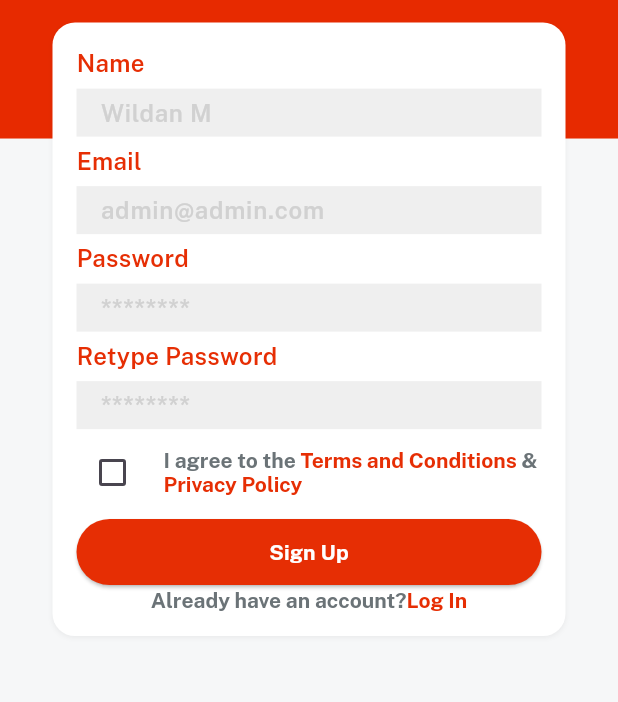
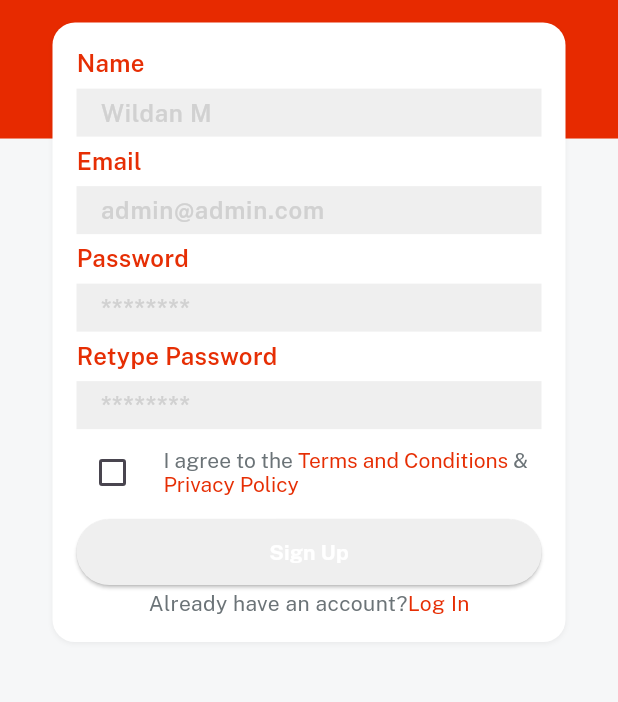
Before and after one commit to Clarzeyn/E-Market, a Flutter app: the screen it shows after launch, after a tap on "Sign Up", on a phone screen of 412 x 824 dp, the part 293-995 px from its top. Run offline on Flutter 3.47's test engine with Material 3 defaults, Android fonts, the phone set to English and light mode, and no system bars; our stand-ins replace get, velocity_x.

Commit message:
:memo: add home screen after login with footer

```diff
--- a/lib/consts/strings.dart
+++ b/lib/consts/strings.dart
@@ -20,3 +20,8 @@ const privacyPolicy = "Privacy Policy";
 const termAndCond = "Terms and Conditions";
 
 const alreadyHaveAccount = "Already have an account?";
+
+const home = "Home",
+    categories = "Categories",
+    cart = "Cart",
+    account = "Account";
--- /dev/null
+++ b/lib/controllers/home_controller.dart
@@ -0,0 +1,5 @@
+import 'package:get/get.dart';
+
+class HomeController extends GetxController {
+  var currentNavIndex = 0.obs;
+}
--- a/lib/views/auth_screen/login_screen.dart
+++ b/lib/views/auth_screen/login_screen.dart
@@ -1,5 +1,6 @@
 import 'package:emart_app/consts/consts.dart';
 import 'package:emart_app/consts/lists.dart';
+import 'package:emart_app/home_screen/home_screen.dart';
 import 'package:emart_app/views/auth_screen/signup_screen.dart';
 import 'package:emart_app/widget_commons/applogo_widget.dart';
 import 'package:emart_app/widget_commons/bg_widget.dart';
@@ -7,7 +8,6 @@ import 'package:emart_app/widget_commons/costum_textfield.dart';
 import 'package:emart_app/widget_commons/our_button.dart';
 import 'package:flutter/material.dart';
 import 'package:get/get.dart';
-import 'package:get/get_core/src/get_main.dart';
 
 class LoginScreen extends StatelessWidget {
   const LoginScreen({super.key});
@@ -35,13 +35,12 @@ class LoginScreen extends StatelessWidget {
                         onPressed: () {}, child: forgetPass.text.make())),
                 5.heightBox,
                 ourButton(
-                        color: redColor,
-                        title: login,
-                        textColor: whiteColor,
-                        onPress: () {})
-                    .box
-                    .width(context.screenWidth - 50)
-                    .make(),
+                    color: redColor,
+                    title: login,
+                    textColor: whiteColor,
+                    onPress: () {
+                      Get.to(() => const HomeScreen());
+                    }).box.width(context.screenWidth - 50).make(),
                 5.heightBox,
                 createNewAccount.text.color(fontGrey).make(),
                 5.heightBox,
--- a/lib/views/auth_screen/signup_screen.dart
+++ b/lib/views/auth_screen/signup_screen.dart
@@ -5,10 +5,16 @@ import 'package:emart_app/widget_commons/costum_textfield.dart';
 import 'package:emart_app/widget_commons/our_button.dart';
 import 'package:flutter/material.dart';
 import 'package:get/get.dart';
-import 'package:get/get_core/src/get_main.dart';
 
-class SignupScreen extends StatelessWidget {
+class SignupScreen extends StatefulWidget {
   const SignupScreen({super.key});
+
+  @override
+  State<SignupScreen> createState() => _SignupScreenState();
+}
+
+class _SignupScreenState extends State<SignupScreen> {
+  bool? isCheck = false;
 
   @override
   Widget build(BuildContext context) {
@@ -32,9 +38,14 @@ class SignupScreen extends StatelessWidget {
                 Row(
                   children: [
                     Checkbox(
-                        checkColor: redColor,
-                        value: false,
-                        onChanged: (newValue) {}),
+                        activeColor: redColor,
+                        checkColor: whiteColor,
+                        value: isCheck,
+                        onChanged: (newValue) {
+                          setState(() {
+                            isCheck = newValue;
+                          });
+                        }),
                     10.widthBox,
                     Expanded(
                       child: RichText(
@@ -42,25 +53,25 @@ class SignupScreen extends StatelessWidget {
                         TextSpan(
                             text: "I agree to the ",
                             style: TextStyle(
-                              fontFamily: bold,
+                              fontFamily: regular,
                               color: fontGrey,
                             )),
                         TextSpan(
                             text: termAndCond,
                             style: TextStyle(
-                              fontFamily: bold,
+                              fontFamily: regular,
                               color: redColor,
                             )),
                         TextSpan(
                             text: " & ",
                             style: TextStyle(
-                              fontFamily: bold,
+                              fontFamily: regular,
                               color: fontGrey,
                             )),
                         TextSpan(
                             text: privacyPolicy,
                             style: TextStyle(
-                              fontFamily: bold,
+                              fontFamily: regular,
                               color: redColor,
                             ))
                       ])),
@@ -69,33 +80,22 @@ class SignupScreen extends StatelessWidget {
                 ),
                 5.heightBox,
                 ourButton(
-                        color: redColor,
+                        color: isCheck == true ? redColor : lightGrey,
                         title: signup,
                         textColor: whiteColor,
                         onPress: () {})
                     .box
                     .width(context.screenWidth - 50)
                     .make(),
-                RichText(
-                  text: const TextSpan(
-                    children: [
-                      TextSpan(
-                          text: alreadyHaveAccount,
-                          style: TextStyle(
-                            fontFamily: bold,
-                            color: fontGrey,
-                          )),
-                      TextSpan(
-                          text: login,
-                          style: TextStyle(
-                            fontFamily: bold,
-                            color: redColor,
-                          ))
-                    ],
-                  ),
-                ).onTap(() {
-                  Get.back();
-                })
+                Row(
+                  mainAxisAlignment: MainAxisAlignment.center,
+                  children: [
+                    alreadyHaveAccount.text.color(fontGrey).make(),
+                    login.text.color(redColor).make().onTap(() {
+                      Get.back();
+                    })
+                  ],
+                ),
               ],
             )
                 .box
```
Also changed, not shown: lib/home_screen/home_screen.dart (added, +55 -0 lines).
